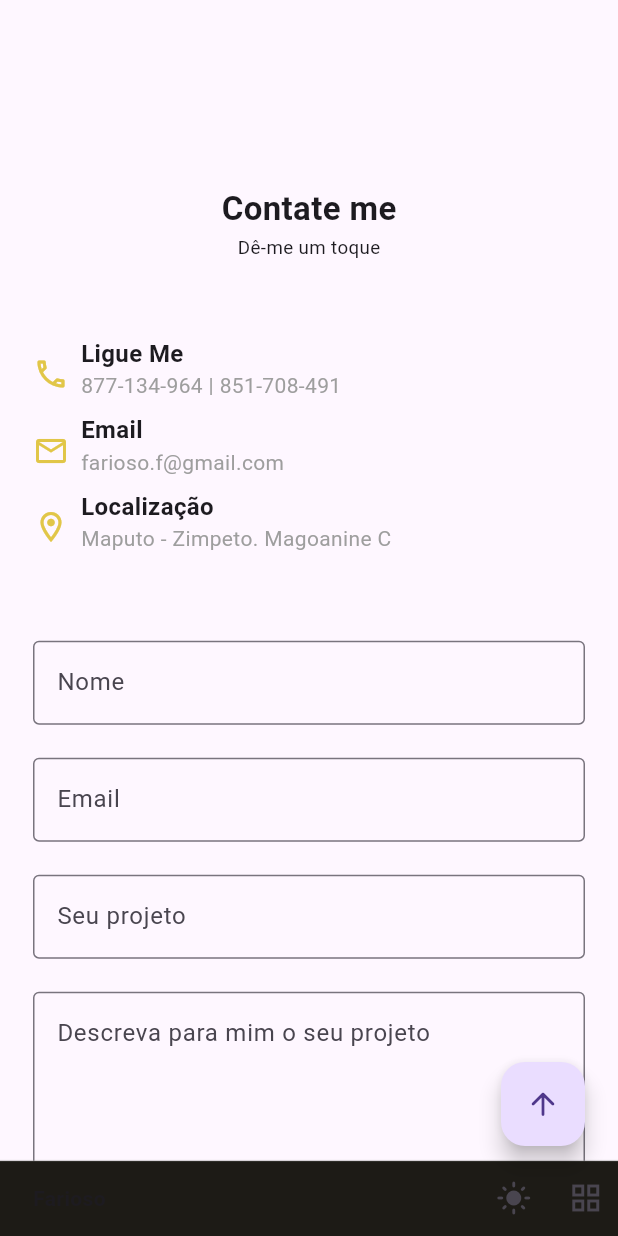
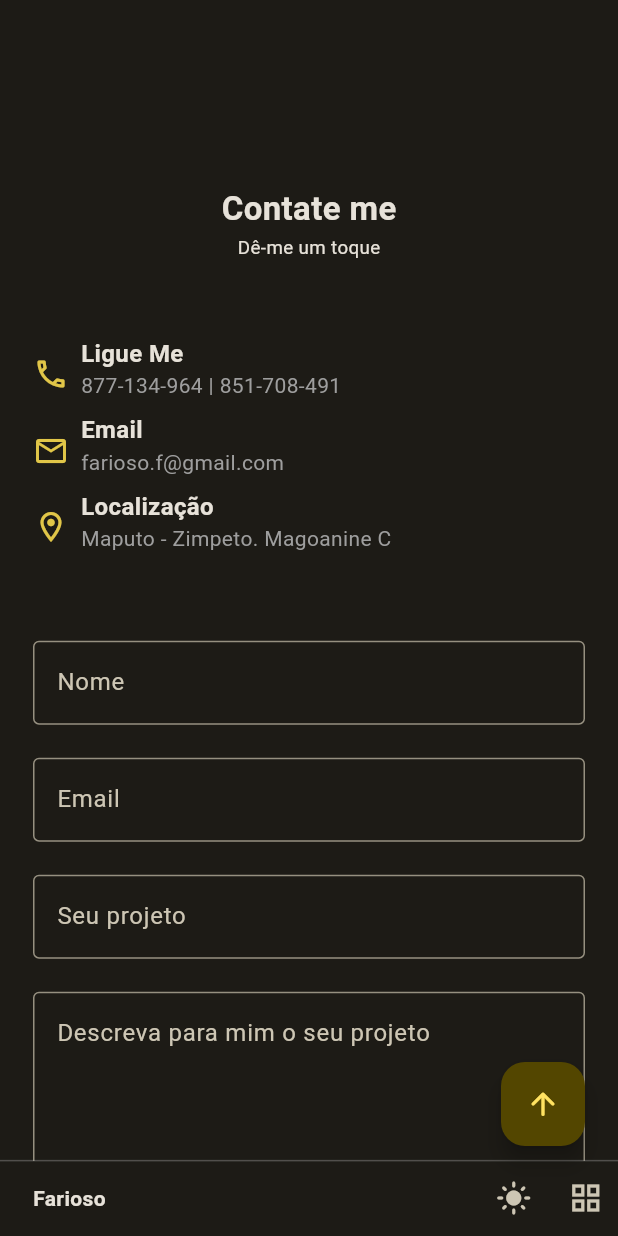
Before and after one commit to fariosofernando/nexo-creativo, a Flutter app: the screen it shows after launch, after a tap on "Contate Me", after a tap on the "dark mode" icon, on a phone screen of 412 x 824 dp. Run offline on Flutter 3.47's test engine with Material 2 defaults, Android fonts, the phone set to English and light mode, and no system bars; our stand-ins replace expandable, flutter_mobx, flutter_svg, mobx; generated files the repository leaves out were written again.

Commit message:
alter theme

```diff
--- a/lib/main.dart
+++ b/lib/main.dart
@@ -29,8 +29,9 @@ class _MyAppState extends State<MyApp> {
       return MaterialApp(
         title: 'Nexu Creativo',
         debugShowCheckedModeBanner: false,
-        theme: AppInstances.instance.globalStore.darkModeActivated == false ? ThemeData(useMaterial3: true, colorScheme: lightColorScheme) : ThemeData(useMaterial3: true),
-        darkTheme: AppInstances.instance.globalStore.darkModeActivated == true ? ThemeData(useMaterial3: true, colorScheme: darkColorScheme) : null,
+        theme: ThemeData(useMaterial3: true, colorScheme: lightColorScheme),
+        darkTheme: ThemeData(useMaterial3: true, colorScheme: darkColorScheme),
+        themeMode: AppInstances.instance.globalStore.darkModeActivated ? ThemeMode.dark : ThemeMode.light,
         home: Scaffold(
           body: AppDashboard(title: title),
         ),
```
